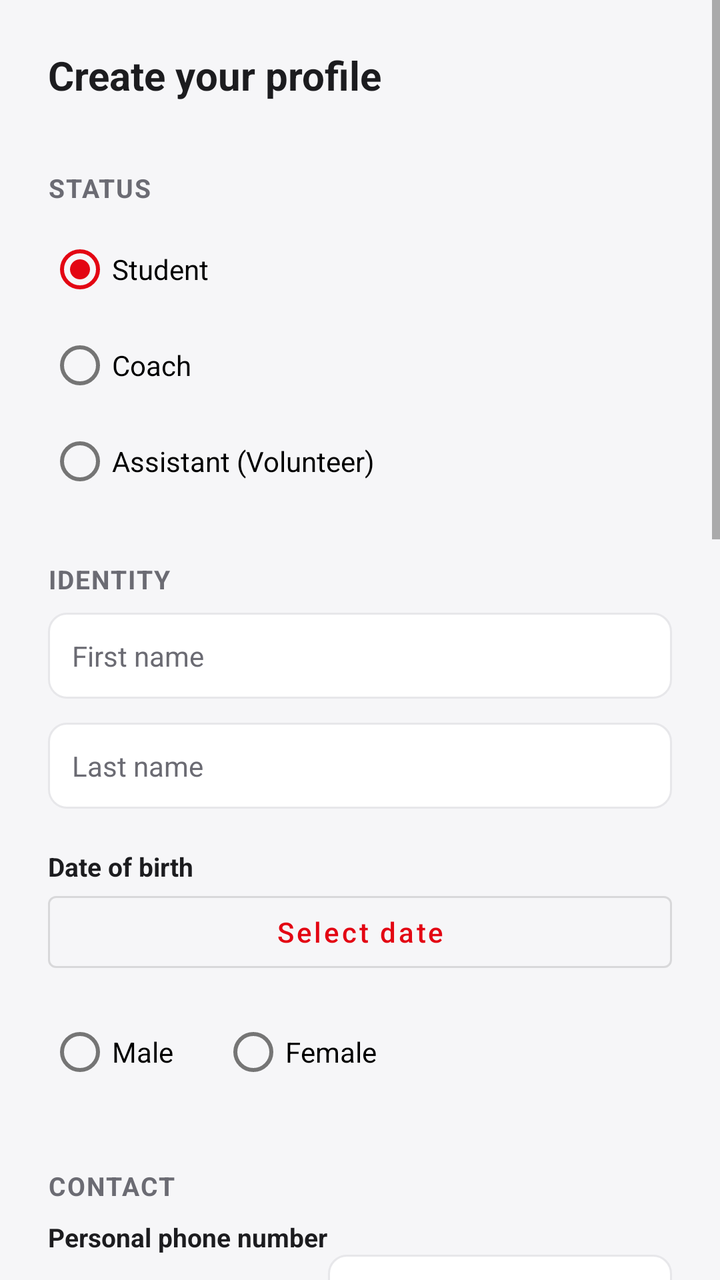
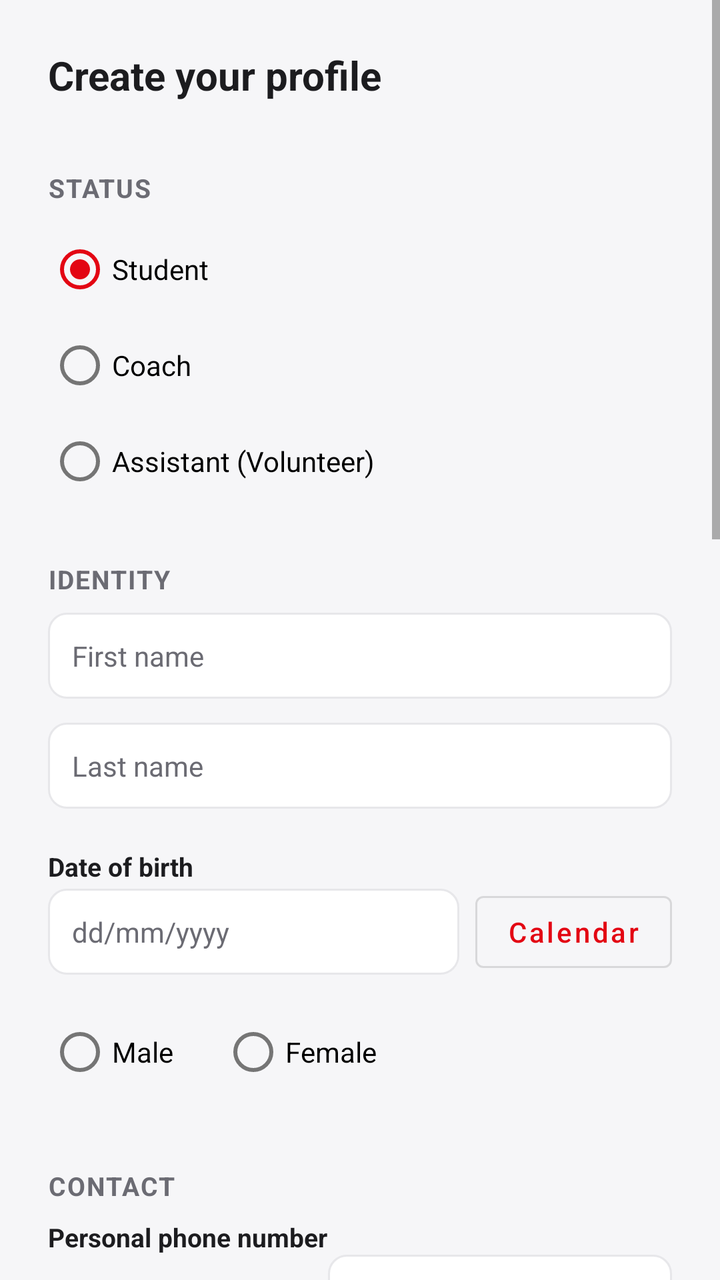

Compare the two renders of this Android layout. The source of the first and the diff that turns it into the second are given below.
<!-- AndroidManifest.xml: application theme Theme.LmaKickboxing -->
<!-- res/layout/activity_profile_form.xml -->
<?xml version="1.0" encoding="utf-8"?>
<ScrollView xmlns:android="http://schemas.android.com/apk/res/android"
    android:layout_width="match_parent"
    android:layout_height="match_parent"
    android:background="@color/bg">

    <LinearLayout
        android:layout_width="match_parent"
        android:layout_height="wrap_content"
        android:orientation="vertical"
        android:padding="24dp">

        <TextView
            android:id="@+id/tvFormTitle"
            android:layout_width="wrap_content"
            android:layout_height="wrap_content"
            android:text="Create your profile"
            android:textColor="@color/ink"
            android:textSize="20sp"
            android:textStyle="bold"
            android:layout_marginBottom="16dp" />

        <TextView style="@style/SectionLabel" android:text="STATUS" />
        <RadioGroup android:id="@+id/radioRole" android:layout_width="match_parent" android:layout_height="wrap_content" android:orientation="vertical" android:layout_marginBottom="8dp">
            <RadioButton android:id="@+id/radioStudent" android:layout_width="wrap_content" android:layout_height="wrap_content" android:text="Student" android:checked="true" />
            <RadioButton android:id="@+id/radioCoach" android:layout_width="wrap_content" android:layout_height="wrap_content" android:text="Coach" />
            <RadioButton android:id="@+id/radioAssistant" android:layout_width="wrap_content" android:layout_height="wrap_content" android:text="Assistant (Volunteer)" />
        </RadioGroup>

        <TextView style="@style/SectionLabel" android:text="IDENTITY" />

        <EditText android:id="@+id/editFirstName" style="@style/FormInput" android:hint="First name" />
        <EditText android:id="@+id/editLastName" style="@style/FormInput" android:hint="Last name" />

        <TextView android:layout_width="wrap_content" android:layout_height="wrap_content" android:text="Date of birth" android:textStyle="bold" android:textSize="13sp" android:layout_marginTop="8dp" />
        <Button android:id="@+id/btnDob" style="@style/Widget.MaterialComponents.Button.OutlinedButton"
            android:layout_width="match_parent" android:layout_height="48dp"
            android:text="Select date" android:textAllCaps="false" android:layout_marginBottom="12dp" />

        <RadioGroup android:id="@+id/radioGender" android:layout_width="wrap_content" android:layout_height="wrap_content"
            android:orientation="horizontal" android:layout_marginBottom="16dp">
            <RadioButton android:id="@+id/radioMale" android:layout_width="wrap_content" android:layout_height="wrap_content" android:text="Male" />
            <RadioButton android:id="@+id/radioFemale" android:layout_width="wrap_content" android:layout_height="wrap_content" android:text="Female" android:layout_marginStart="24dp" />
        </RadioGroup>

        <TextView style="@style/SectionLabel" android:text="CONTACT" />

        <TextView android:layout_width="wrap_content" android:layout_height="wrap_content" android:text="Personal phone number" android:textStyle="bold" android:textSize="13sp" />
        <LinearLayout android:layout_width="match_parent" android:layout_height="wrap_content" android:orientation="horizontal" android:layout_marginBottom="12dp">
            <Spinner android:id="@+id/spinnerPrefix" android:layout_width="140dp" android:layout_height="48dp" />
            <EditText android:id="@+id/editPhoneNumber" style="@style/FormInput" android:layout_width="0dp" android:layout_weight="1" android:layout_marginBottom="0dp" android:inputType="phone" android:hint="Phone number" />
        </LinearLayout>

        <EditText android:id="@+id/editWhatsapp" style="@style/FormInput" android:hint="WhatsApp number" android:inputType="phone" />
        <EditText android:id="@+id/editEmergencyName" style="@style/FormInput" android:hint="Emergency contact name" />
        <EditText android:id="@+id/editEmergencyPhone" style="@style/FormInput" android:hint="Emergency contact phone" android:inputType="phone" />

        <LinearLayout android:id="@+id/trainingSection" android:layout_width="match_parent" android:layout_height="wrap_content" android:orientation="vertical">
            <TextView style="@style/SectionLabel" android:text="TRAINING" />

            <TextView android:layout_width="wrap_content" android:layout_height="wrap_content" android:text="Class" android:textStyle="bold" android:textSize="13sp" />
            <RadioGroup android:id="@+id/radioClass" android:layout_width="match_parent" android:layout_height="wrap_content" android:orientation="vertical" android:layout_marginBottom="12dp">
                <RadioButton android:id="@+id/radioGirls" android:layout_width="wrap_content" android:layout_height="wrap_content" android:text="Girls Only" />
                <RadioButton android:id="@+id/radioKids" android:layout_width="wrap_content" android:layout_height="wrap_content" android:text="Kids" />
                <RadioButton android:id="@+id/radioTeensAdults" android:layout_width="wrap_content" android:layout_height="wrap_content" android:text="Teens &amp; Adults" />
            </RadioGroup>

            <TextView android:layout_width="wrap_content" android:layout_height="wrap_content" android:text="Payment type" android:textStyle="bold" android:textSize="13sp" />
            <Spinner android:id="@+id/spinnerPayment" android:layout_width="match_parent" android:layout_height="48dp" android:layout_marginBottom="12dp" />

            <TextView android:layout_width="wrap_content" android:layout_height="wrap_content" android:text="Training experience" android:textStyle="bold" android:textSize="13sp" />
            <LinearLayout android:layout_width="match_parent" android:layout_height="wrap_content" android:orientation="horizontal" android:layout_marginBottom="12dp">
                <EditText android:id="@+id/editYears" style="@style/FormInput" android:layout_width="0dp" android:layout_weight="1" android:layout_marginEnd="8dp" android:hint="Years" android:inputType="number" android:layout_marginBottom="0dp" />
                <EditText android:id="@+id/editMonths" style="@style/FormInput" android:layout_width="0dp" android:layout_weight="1" android:hint="Months" android:inputType="number" android:layout_marginBottom="0dp" />
            </LinearLayout>
        </LinearLayout>

        <TextView style="@style/SectionLabel" android:text="GRADE" />
        <TextView android:layout_width="match_parent" android:layout_height="wrap_content" android:text="Your belt/grade can only be set by a coach in the Registry." android:textColor="@color/muted" android:textSize="12sp" android:layout_marginBottom="6dp" />
        <TextView android:id="@+id/tvGradeBadge" android:layout_width="wrap_content" android:layout_height="wrap_content"
            android:text="White Belt" android:textColor="@color/white" android:background="@drawable/bg_badge"
            android:paddingHorizontal="12dp" android:paddingVertical="4dp" android:textSize="12sp" android:textStyle="bold" />

        <TextView style="@style/SectionLabel" android:text="SELFIE (OPTIONAL)" />
        <LinearLayout android:layout_width="match_parent" android:layout_height="wrap_content" android:orientation="horizontal" android:gravity="center_vertical">
            <ImageView android:id="@+id/imgSelfie" android:layout_width="64dp" android:layout_height="64dp"
                android:background="@drawable/bg_avatar" android:scaleType="centerCrop" android:layout_marginEnd="16dp" />
            <Button android:id="@+id/btnPickSelfie" style="@style/Widget.MaterialComponents.Button.OutlinedButton"
                android:layout_width="wrap_content" android:layout_height="wrap_content" android:text="Choose photo" android:textAllCaps="false" />
        </LinearLayout>

        <Button android:id="@+id/btnSave" style="@style/Widget.MaterialComponents.Button"
            android:layout_width="match_parent" android:layout_height="52dp" android:layout_marginTop="24dp"
            android:backgroundTint="@color/red" android:text="Validate" android:textAllCaps="false" />

    </LinearLayout>
</ScrollView>
<!-- resources referenced by this layout -->
<resources>
  <color name="bg">#F6F6F8</color>
  <color name="ink">#1C1C1F</color>
  <color name="muted">#6B6B73</color>
  <color name="red">#E30613</color>
  <color name="white">#FFFFFF</color>
  <!-- drawable bg_avatar (drawable) -->
  <?xml version="1.0" encoding="utf-8"?>
  <shape xmlns:android="http://schemas.android.com/apk/res/android"
      android:shape="oval">
      <solid android:color="#F0F0F2" />
  </shape>
  <!-- drawable bg_badge (drawable) -->
  <?xml version="1.0" encoding="utf-8"?>
  <shape xmlns:android="http://schemas.android.com/apk/res/android">
      <solid android:color="@color/grade_white" />
      <corners android:radius="999dp" />
  </shape>
  <style name="FormInput">
          <item name="android:layout_width">match_parent</item>
          <item name="android:layout_height">wrap_content</item>
          <item name="android:background">@drawable/bg_input</item>
          <item name="android:padding">12dp</item>
          <item name="android:layout_marginBottom">12dp</item>
          <item name="android:textSize">14sp</item>
          <item name="android:textColor">@color/ink</item>
          <item name="android:textColorHint">@color/muted</item>
      </style>
  <style name="SectionLabel">
          <item name="android:layout_width">wrap_content</item>
          <item name="android:layout_height">wrap_content</item>
          <item name="android:textColor">@color/muted</item>
          <item name="android:textSize">13sp</item>
          <item name="android:textStyle">bold</item>
          <item name="android:letterSpacing">0.05</item>
          <item name="android:layout_marginTop">18dp</item>
          <item name="android:layout_marginBottom">8dp</item>
      </style>
  <style name="Theme.LmaKickboxing" parent="Theme.MaterialComponents.Light.NoActionBar">
          
          <item name="android:textColorPrimary">@color/ink</item>
          <item name="android:textColor">@color/ink</item>
          <item name="colorPrimary">@color/red</item>
          <item name="colorPrimaryDark">@color/black</item>
          <item name="colorAccent">@color/red</item>
          <item name="android:windowBackground">@color/bg</item>
          <item name="android:statusBarColor" tools:targetApi="21">@color/black</item>
      </style>
  <color name="grade_white">#9A9A9A</color>
  <!-- drawable bg_input (drawable) -->
  <?xml version="1.0" encoding="utf-8"?>
  <shape xmlns:android="http://schemas.android.com/apk/res/android">
      <solid android:color="@color/white" />
      <corners android:radius="9dp" />
      <stroke android:width="1dp" android:color="@color/line" />
  </shape>
  <color name="black">#111113</color>
  <color name="line">#E7E7EA</color>
</resources>

<!-- the commit's change to res/layout/activity_profile_form.xml (unified diff, before → after) -->
@@ -33,9 +33,14 @@
         <EditText android:id="@+id/editLastName" style="@style/FormInput" android:hint="Last name" />
 
         <TextView android:layout_width="wrap_content" android:layout_height="wrap_content" android:text="Date of birth" android:textStyle="bold" android:textSize="13sp" android:layout_marginTop="8dp" />
-        <Button android:id="@+id/btnDob" style="@style/Widget.MaterialComponents.Button.OutlinedButton"
-            android:layout_width="match_parent" android:layout_height="48dp"
-            android:text="Select date" android:textAllCaps="false" android:layout_marginBottom="12dp" />
+        <LinearLayout android:layout_width="match_parent" android:layout_height="wrap_content" android:orientation="horizontal" android:layout_marginBottom="12dp">
+            <EditText android:id="@+id/editDob" style="@style/FormInput" android:layout_width="0dp" android:layout_weight="1"
+                android:layout_marginBottom="0dp" android:layout_marginEnd="8dp" android:hint="dd/mm/yyyy"
+                android:inputType="number" android:maxLength="10" />
+            <Button android:id="@+id/btnDob" style="@style/Widget.MaterialComponents.Button.OutlinedButton"
+                android:layout_width="wrap_content" android:layout_height="48dp"
+                android:text="Calendar" android:textAllCaps="false" />
+        </LinearLayout>
 
         <RadioGroup android:id="@+id/radioGender" android:layout_width="wrap_content" android:layout_height="wrap_content"
             android:orientation="horizontal" android:layout_marginBottom="16dp">
